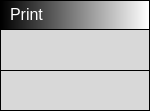
Old version of the form Deflow/Blocks/printblock.ui in the repository Lambipapp/Deflow.
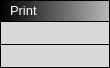
New version of the form. Custom widgets are drawn as their Qt base class.

Commit message: rescaled all blocks to easyer fit on UI

What changed in the file:
```diff
--- a/Deflow/Blocks/printblock.ui
+++ b/Deflow/Blocks/printblock.ui
@@ -6,8 +6,8 @@
    <rect>
     <x>0</x>
     <y>0</y>
-    <width>150</width>
-    <height>111</height>
+    <width>110</width>
+    <height>68</height>
    </rect>
   </property>
   <property name="windowTitle">
@@ -55,7 +55,7 @@
         <property name="minimumSize">
          <size>
           <width>0</width>
-          <height>28</height>
+          <height>20</height>
          </size>
         </property>
         <property name="maximumSize">
@@ -65,7 +65,7 @@
          </size>
         </property>
         <property name="styleSheet">
-         <string notr="true">background-color: qlineargradient(spread:pad, x1:0, y1:0, x2:1, y2:0, stop:0 rgba(0, 0, 0, 255), stop:1 rgba(255, 255, 255, 255));</string>
+         <string notr="true">background-color: qlineargradient(spread:pad, x1:0, y1:0, x2:1, y2:0, stop:0 rgba(0, 0, 0, 255), stop:1 rgba(184, 184, 184, 255));</string>
         </property>
         <layout class="QVBoxLayout" name="verticalLayout_5">
          <property name="spacing">
@@ -95,7 +95,7 @@
             <string notr="true">background-color: rgba(255, 255, 255, 0);</string>
            </property>
            <property name="text">
-            <string>&lt;html&gt;&lt;head/&gt;&lt;body&gt;&lt;p&gt;&lt;span style=&quot; font-size:12pt; color:#ffffff;&quot;&gt;Print&lt;/span&gt;&lt;/p&gt;&lt;/body&gt;&lt;/html&gt;</string>
+            <string>&lt;html&gt;&lt;head/&gt;&lt;body&gt;&lt;p&gt;&lt;span style=&quot; font-size:10pt; color:#ffffff;&quot;&gt;Print&lt;/span&gt;&lt;/p&gt;&lt;/body&gt;&lt;/html&gt;</string>
            </property>
           </widget>
          </item>
@@ -108,6 +108,12 @@
          <string notr="true">background-color: rgb(216, 216, 216);</string>
         </property>
         <layout class="QHBoxLayout" name="horizontalLayout_2">
+         <property name="topMargin">
+          <number>1</number>
+         </property>
+         <property name="bottomMargin">
+          <number>1</number>
+         </property>
          <item>
           <widget class="QWidget" name="InNodes" native="true">
            <property name="sizePolicy">
@@ -225,6 +231,12 @@
          <string notr="true">background-color: rgb(216, 216, 216);</string>
         </property>
         <layout class="QHBoxLayout" name="horizontalLayout_3">
+         <property name="topMargin">
+          <number>1</number>
+         </property>
+         <property name="bottomMargin">
+          <number>1</number>
+         </property>
          <item>
           <widget class="QWidget" name="InNodes_2" native="true">
            <property name="sizePolicy">
@@ -302,18 +314,18 @@
    <header>connectorexecout.h</header>
    <container>1</container>
   </customwidget>
-  <customwidget>
-   <class>ConnectorIn</class>
-   <extends>QWidget</extends>
-   <header>connectorin.h</header>
-   <container>1</container>
-  </customwidget>
   <customwidget>
    <class>ConnectorExecIn</class>
    <extends>QWidget</extends>
    <header>connectorexecin.h</header>
    <container>1</container>
   </customwidget>
+  <customwidget>
+   <class>ConnectorIn</class>
+   <extends>QWidget</extends>
+   <header>connectorin.h</header>
+   <container>1</container>
+  </customwidget>
  </customwidgets>
  <resources/>
  <connections/>
```
The commit also changes 7 other files.
